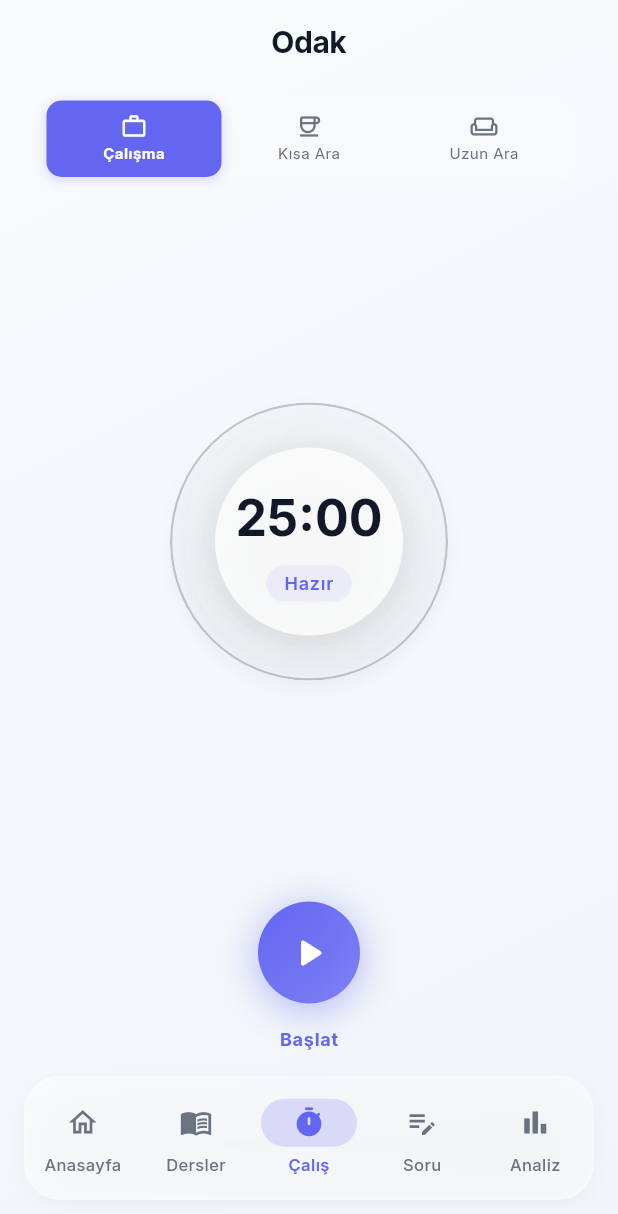
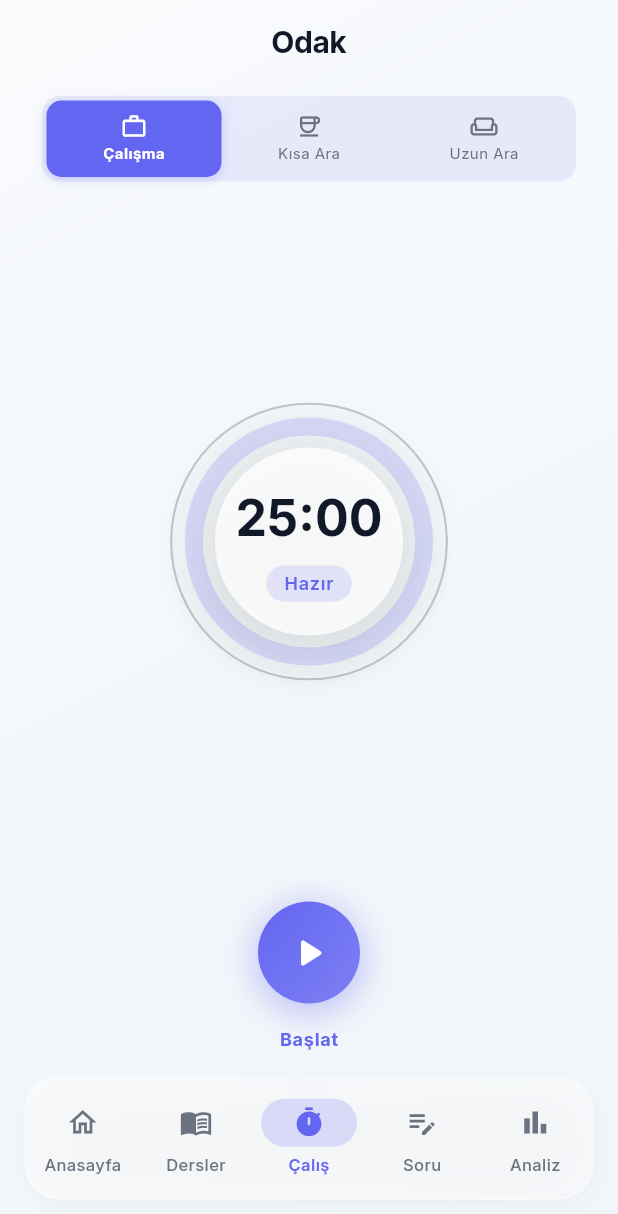
Before and after one commit to suleymanbdn/puhu, a Flutter app: the TimerView screen opened by its route, on a phone screen of 412 x 824 dp. Shown: the top 1214 px of the screen. Run offline on Flutter 3.47's test engine with Material 3 defaults, Android fonts, the phone set to English and light mode, and no system bars; our stand-ins replace fl_chart, flutter_local_notifications, flutter_riverpod, go_router, google_fonts, hive_flutter and 4 more; missing offline and left inert: in_app_update, purchases_flutter; accounts and stored records are empty.

Commit message:
style(timer): replace washed-out greys with vivid primary/type tones
Mode selector strip used surfaceContainerHighest and the progress ring
used outlineVariant — both rendered as lifeless grey over the dark
gradient. Strip now uses primary-tinted fill, ring background uses the
focus type color, status chip slightly stronger.

```diff
--- a/lib/features/timer/widgets/timer_display.dart
+++ b/lib/features/timer/widgets/timer_display.dart
@@ -79,8 +79,9 @@ class TimerDisplay extends StatelessWidget {
                 painter: _CircularProgressPainter(
                   progress: timerState.progress,
                   color: timerState.focusType.color,
+                  // Tip renginde soluk halka — gri halka cansız duruyordu.
                   backgroundColor:
-                      colorScheme.outlineVariant.withAlpha(80),
+                      timerState.focusType.color.withAlpha(50),
                   strokeWidth: 12,
                 ),
               ),
@@ -134,7 +135,7 @@ class TimerDisplay extends StatelessWidget {
                       vertical: 4,
                     ),
                     decoration: BoxDecoration(
-                      color: timerState.focusType.color.withAlpha(20),
+                      color: timerState.focusType.color.withAlpha(38),
                       borderRadius: BorderRadius.circular(12),
                     ),
                     child: Text(
--- a/lib/features/timer/widgets/timer_mode_selector.dart
+++ b/lib/features/timer/widgets/timer_mode_selector.dart
@@ -18,7 +18,8 @@ class TimerModeSelector extends ConsumerWidget {
       margin: const EdgeInsets.symmetric(horizontal: 8),
       padding: const EdgeInsets.all(3),
       decoration: BoxDecoration(
-        color: colorScheme.surfaceContainerHighest.withAlpha(100),
+        // Primary tonu — gri şerit koyu gradient'in canlılığını öldürüyordu.
+        color: colorScheme.primary.withAlpha(28),
         borderRadius: BorderRadius.circular(12),
       ),
       child: Row(
```
